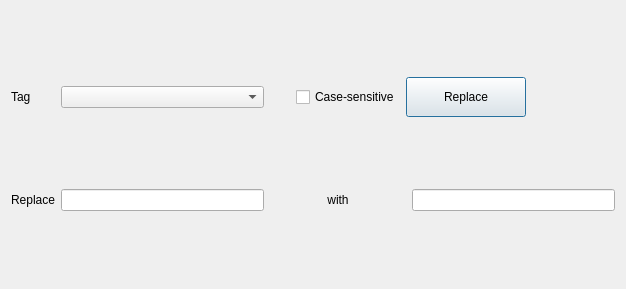
The window that replaceDialog.ui (ivareske/TagEditor) describes before a commit, drawn with Qt 5.
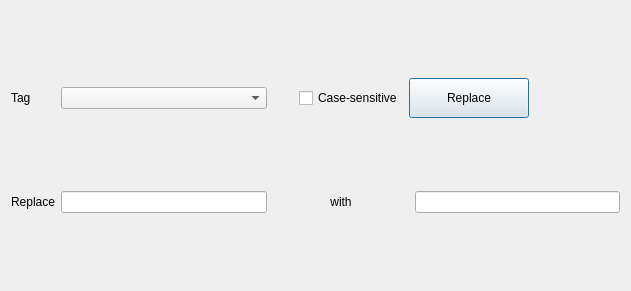
The same window after the commit.

Patch:
```diff
--- a/replaceDialog.ui
+++ b/replaceDialog.ui
@@ -6,8 +6,8 @@
    <rect>
     <x>0</x>
     <y>0</y>
-    <width>626</width>
-    <height>289</height>
+    <width>631</width>
+    <height>291</height>
    </rect>
   </property>
   <property name="windowTitle">
```
